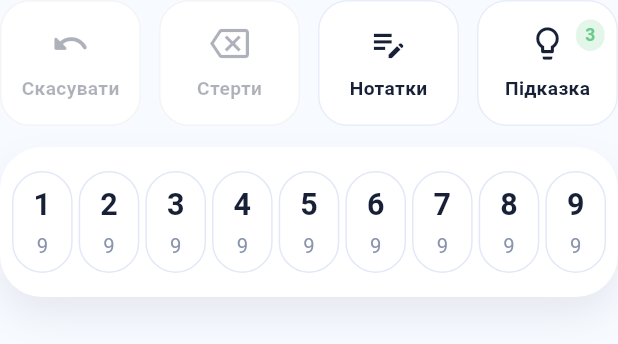
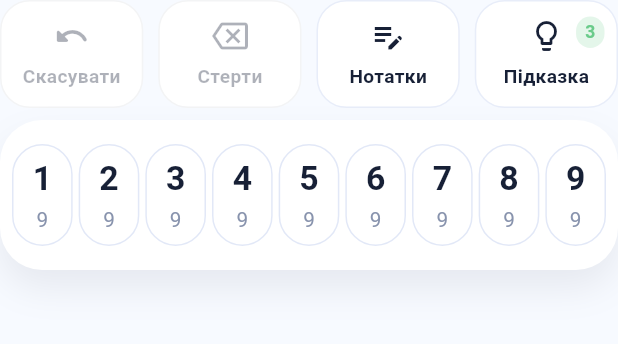
Before and after one commit to Humaneyew/sudoku2, a Flutter app: the ControlPanel widget shown alone on an empty page, opened directly, on a phone screen of 412 x 824 dp. Shown: the top 344 px of the screen. Run offline on Flutter 3.47's test engine with Material 3 defaults, Android fonts, the phone set to English and light mode, and no system bars; our stand-ins replace shared_preferences, video_player; accounts and stored records are empty; Roboto replaces fonts that are missing (SF Pro Display); project files that could hold a hidden picture were left out.

Commit message:
Adjust gameplay layout for one-handed comfort

```diff
--- a/lib/widgets/control_panel.dart
+++ b/lib/widgets/control_panel.dart
@@ -10,23 +10,35 @@ import '../undo_ad_controller.dart';
 
 const double _actionButtonRadiusValue = 20;
 const double _actionBadgeRadiusValue = 12;
-const double kControlPanelVerticalSpacing = 14.0;
+const double kControlPanelVerticalSpacing = 8.0;
+const double _kCompactHeightBreakpoint = 720.0;
 
 class ControlPanel extends StatelessWidget {
   final double scale;
+  final bool compactLayout;
 
-  const ControlPanel({super.key, this.scale = 1.0});
+  const ControlPanel({
+    super.key,
+    this.scale = 1.0,
+    this.compactLayout = false,
+  });
 
   @override
   Widget build(BuildContext context) {
+    final media = MediaQuery.of(context);
+    final bool isTablet = media.size.shortestSide >= 600;
+    final bool isCompactHeight =
+        compactLayout || (!isTablet && media.size.height < _kCompactHeightBreakpoint);
+    final double heightFactor = isCompactHeight ? 0.9 : 1.0;
+
     return RepaintBoundary(
       key: const ValueKey('control-panel'),
       child: Column(
         crossAxisAlignment: CrossAxisAlignment.stretch,
         children: [
-          _ActionRow(scale: scale),
-          SizedBox(height: kControlPanelVerticalSpacing * scale),
-          _NumberPad(scale: scale),
+          _ActionRow(scale: scale, heightFactor: heightFactor),
+          SizedBox(height: kControlPanelVerticalSpacing * scale * heightFactor),
+          _NumberPad(scale: scale, heightFactor: heightFactor),
         ],
       ),
     );
@@ -35,20 +47,21 @@ class ControlPanel extends StatelessWidget {
 
 class _ActionRow extends StatelessWidget {
   final double scale;
+  final double heightFactor;
 
-  const _ActionRow({required this.scale});
+  const _ActionRow({required this.scale, required this.heightFactor});
 
   @override
   Widget build(BuildContext context) {
     return Row(
       children: [
-        Expanded(child: _UndoButton(scale: scale)),
-        SizedBox(width: 12 * scale),
-        Expanded(child: _EraseButton(scale: scale)),
-        SizedBox(width: 12 * scale),
-        Expanded(child: _NotesButton(scale: scale)),
-        SizedBox(width: 12 * scale),
-        Expanded(child: _HintButton(scale: scale)),
+        Expanded(child: _UndoButton(scale: scale, heightFactor: heightFactor)),
+        SizedBox(width: 10 * scale * heightFactor),
+        Expanded(child: _EraseButton(scale: scale, heightFactor: heightFactor)),
+        SizedBox(width: 10 * scale * heightFactor),
+        Expanded(child: _NotesButton(scale: scale, heightFactor: heightFactor)),
+        SizedBox(width: 10 * scale * heightFactor),
+        Expanded(child: _HintButton(scale: scale, heightFactor: heightFactor)),
       ],
     );
   }
@@ -56,8 +69,9 @@ class _ActionRow extends StatelessWidget {
 
 class _UndoButton extends StatelessWidget {
   final double scale;
+  final double heightFactor;
 
-  const _UndoButton({required this.scale});
+  const _UndoButton({required this.scale, required this.heightFactor});
 
   @override
   Widget build(BuildContext context) {
@@ -73,6 +87,7 @@ class _UndoButton extends StatelessWidget {
             return _ActionButton(
               key: const ValueKey('action-undo'),
               scale: scale,
+              heightFactor: heightFactor,
               icon: Icons.undo_rounded,
               label: l10n.undo,
               onPressed: undoEnabled
@@ -100,8 +115,9 @@ class _UndoButton extends StatelessWidget {
 
 class _EraseButton extends StatelessWidget {
   final double scale;
+  final double heightFactor;
 
-  const _EraseButton({required this.scale});
+  const _EraseButton({required this.scale, required this.heightFactor});
 
   @override
   Widget build(BuildContext context) {
@@ -111,6 +127,7 @@ class _EraseButton extends StatelessWidget {
       builder: (context, canErase, __) => _ActionButton(
         key: const ValueKey('action-erase'),
         scale: scale,
+        heightFactor: heightFactor,
         icon: Icons.backspace_outlined,
         label: l10n.erase,
         onPressed: canErase ? context.read<AppState>().eraseCell : null,
@@ -121,8 +138,9 @@ class _EraseButton extends StatelessWidget {
 
 class _NotesButton extends StatelessWidget {
   final double scale;
+  final double heightFactor;
 
-  const _NotesButton({required this.scale});
+  const _NotesButton({required this.scale, required this.heightFactor});
 
   @override
   Widget build(BuildContext context) {
@@ -132,6 +150,7 @@ class _NotesButton extends StatelessWidget {
       builder: (context, notesMode, __) => _ActionButton(
         key: const ValueKey('action-notes'),
         scale: scale,
+        heightFactor: heightFactor,
         icon: Icons.edit_note,
         label: l10n.notes,
         onPressed: context.read<AppState>().toggleNotesMode,
@@ -143,8 +162,9 @@ class _NotesButton extends StatelessWidget {
 
 class _HintButton extends StatelessWidget {
   final double scale;
+  final double heightFactor;
 
-  const _HintButton({required this.scale});
+  const _HintButton({required this.scale, required this.heightFactor});
 
   @override
   Widget build(BuildContext context) {
@@ -159,6 +179,7 @@ class _HintButton extends StatelessWidget {
         return _ActionButton(
           key: const ValueKey('action-hint'),
           scale: scale,
+          heightFactor: heightFactor,
           icon: Icons.lightbulb_outline,
           label: l10n.hint,
           onPressed: enabled ? context.read<AppState>().useHint : null,
@@ -178,6 +199,7 @@ class _ActionButton extends StatelessWidget {
   final Color? badgeColor;
   final bool active;
   final double scale;
+  final double heightFactor;
 
   const _ActionButton({
     super.key,
@@ -188,6 +210,7 @@ class _ActionButton extends StatelessWidget {
     this.badgeColor,
     this.active = false,
     required this.scale,
+    this.heightFactor = 1.0,
   });
 
   @override
@@ -228,17 +251,30 @@ class _ActionButton extends StatelessWidget {
 
     final mediaQuery = MediaQuery.of(context);
     final clampedTextScale = mediaQuery.textScaleFactor.clamp(0.0, 1.2);
-    final height = 84 * scale;
-    final borderRadius = BorderRadius.circular(_actionButtonRadiusValue * scale);
-    final badgeRadius = BorderRadius.circular(_actionBadgeRadiusValue * scale);
-    final blurRadius = 12 * scale;
-    final offsetY = 6 * scale;
-    final verticalPadding = 12 * scale;
-    final horizontalPadding = 8 * scale;
-    final badgeHorizontalPadding = 6 * scale;
-    final badgeVerticalPadding = 2 * scale;
-    final iconSize = 26 * scale;
-    final spacing = 8 * scale;
+    final bool narrowWidth = mediaQuery.size.width < 360;
+    final double widthFactor = narrowWidth ? 0.94 : 1.0;
+    final double baseFactor = math.min(widthFactor, heightFactor);
+    final double sizeFactor = baseFactor.clamp(0.85, 1.0).toDouble();
+    final double minHeight = 56.0 * scale;
+    final double height = math.max(minHeight, 72 * scale * sizeFactor);
+    final double radiusValue =
+        math.max(12.0, _actionButtonRadiusValue * scale * sizeFactor);
+    final double badgeRadiusValue =
+        math.max(8.0, _actionBadgeRadiusValue * scale * sizeFactor);
+    final borderRadius = BorderRadius.circular(radiusValue);
+    final badgeRadius = BorderRadius.circular(badgeRadiusValue);
+    final double blurRadius = 10 * scale * sizeFactor;
+    final double offsetY = 5 * scale * sizeFactor;
+    final double verticalPadding =
+        math.max(6.0, 10 * scale * sizeFactor);
+    final double horizontalPadding =
+        math.max(6.0, 8 * scale * sizeFactor);
+    final double badgeHorizontalPadding =
+        math.max(3.0, 6 * scale * sizeFactor);
+    final double badgeVerticalPadding =
+        math.max(1.0, 2 * scale * sizeFactor);
+    final double iconSize = 24 * scale;
+    final double spacing = math.max(4.0, 6 * scale * sizeFactor);
 
     return MediaQuery(
       data: mediaQuery.copyWith(textScaleFactor: clampedTextScale),
@@ -374,8 +410,9 @@ class _DigitVM {
 
 class _NumberPad extends StatelessWidget {
   final double scale;
+  final double heightFactor;
 
-  const _NumberPad({required this.scale});
+  const _NumberPad({required this.scale, required this.heightFactor});
 
   @override
   Widget build(BuildContext context) {
@@ -384,13 +421,21 @@ class _NumberPad extends StatelessWidget {
     final media = MediaQuery.of(context);
     final reduceMotion = media.disableAnimations;
     final bool isTablet = media.size.shortestSide >= 600;
+    final bool isCompactHeight = heightFactor < 1.0;
+    final double effectiveHeightFactor = isCompactHeight
+        ? heightFactor
+        : (!isTablet && media.size.height < _kCompactHeightBreakpoint
+            ? 0.9
+            : 1.0);
 
     final baseHorizontalPadding = isTablet ? 20.0 : 8.0;
     final horizontalPadding = baseHorizontalPadding / scale;
-    final verticalPadding = (isTablet ? 20.0 : 16.0) * scale;
-    final borderRadius = BorderRadius.circular(28 * scale);
-    final blurRadius = 20 * scale;
-    final offsetY = 12 * scale;
+    final verticalPadding = (isTablet ? 20.0 : 16.0) * scale * effectiveHeightFactor;
+    final double radiusValue =
+        math.max(18.0, 28 * scale * effectiveHeightFactor);
+    final borderRadius = BorderRadius.circular(radiusValue);
+    final double blurRadius = 20 * scale * effectiveHeightFactor;
+    final double offsetY = 12 * scale * effectiveHeightFactor;
 
     return Container(
       decoration: BoxDecoration(
@@ -435,14 +480,16 @@ class _NumberPad extends StatelessWidget {
           final double baseMinWidth = isTablet ? 56.0 : 48.0;
 
           final double widthScale =
-              (buttonWidth / baseMinWidth).clamp(0.9, isTablet ? 1.6 : 1.3).toDouble();
+              (buttonWidth / baseMinWidth).clamp(0.95, isTablet ? 1.6 : 1.35).toDouble();
           final double minHeight = isTablet ? 80.0 : 68.0;
           final double heightMultiplier = isTablet ? 1.18 : 1.12;
           final double buttonHeight =
               math.max(minHeight, buttonWidth * heightMultiplier);
-          final double scaledButtonHeight = buttonHeight * scale;
-          final double labelSpacing =
-              (scaledButtonHeight * 0.1).clamp(4.0 * scale, 12.0 * scale).toDouble();
+          final double scaledButtonHeight =
+              buttonHeight * scale * effectiveHeightFactor;
+          final double labelSpacing = (scaledButtonHeight * 0.09)
+              .clamp(3.5 * scale, 10.0 * scale)
+              .toDouble();
 
           final children = <Widget>[];
           for (var i = 0; i < 9; i++) {
@@ -605,16 +652,18 @@ class _NumberButton extends StatelessWidget {
         ? Duration.zero
         : const Duration(milliseconds: 160);
     final baseNumberSize = (notesMode ? 18.0 : 20.0) * fontScale;
-    final numberFontSize =
-        (baseNumberSize * widthScale).clamp(18.0, isSelected ? 34.0 : 32.0).toDouble();
+    final numberFontSize = (baseNumberSize * widthScale * 1.05)
+        .clamp(18.0, isSelected ? 36.0 : 34.0)
+        .toDouble();
     final remainingColor = !enabled
         ? colors.numberPadDisabledText
         : isHighlighted
             ? colors.numberPadRemainingHighlight
             : colors.numberPadRemaining;
     final baseRemainingSize = 12.0 * fontScale;
-    final remainingFontSize =
-        (baseRemainingSize * math.max(1.0, widthScale * 0.9)).clamp(10.0, 18.0).toDouble();
+    final remainingFontSize = (baseRemainingSize * math.max(1.0, widthScale * 0.92) * 1.02)
+        .clamp(10.0, 18.0)
+        .toDouble();
     final shadow = isSelected
         ? [
             BoxShadow(
@@ -686,6 +735,7 @@ double estimateControlPanelHeight({
   required double maxWidth,
   required double scale,
   required bool isTablet,
+  bool isCompact = false,
 }) {
   if (maxWidth <= 0 || scale <= 0) {
     return 0;
@@ -693,10 +743,13 @@ double estimateControlPanelHeight({
 
   const double minGap = 2.0;
   const double maxGap = 4.0;
-  final double actionRowHeight = 84 * scale;
-  final double spacing = kControlPanelVerticalSpacing * scale;
+  final double heightFactor = isCompact ? 0.9 : 1.0;
+  final double actionRowHeight =
+      math.max(56.0 * scale, 72 * scale * heightFactor);
+  final double spacing = kControlPanelVerticalSpacing * scale * heightFactor;
   final double horizontalPadding = (isTablet ? 20.0 : 8.0) / scale;
-  final double verticalPadding = (isTablet ? 20.0 : 16.0) * scale;
+  final double verticalPadding =
+      (isTablet ? 20.0 : 16.0) * scale * heightFactor;
 
   final double innerWidth = math.max(0.0, maxWidth - horizontalPadding * 2);
 
@@ -716,7 +769,7 @@ double estimateControlPanelHeight({
   final double minHeight = isTablet ? 80.0 : 68.0;
   final double heightMultiplier = isTablet ? 1.18 : 1.12;
   final double buttonHeight = math.max(minHeight, buttonWidth * heightMultiplier);
-  final double scaledButtonHeight = buttonHeight * scale;
+  final double scaledButtonHeight = buttonHeight * scale * heightFactor;
   final double numberPadHeight = verticalPadding * 2 + scaledButtonHeight;
 
   return actionRowHeight + spacing + numberPadHeight;
```
Also changed, not shown: lib/game_page.dart (+65 -8 lines).
